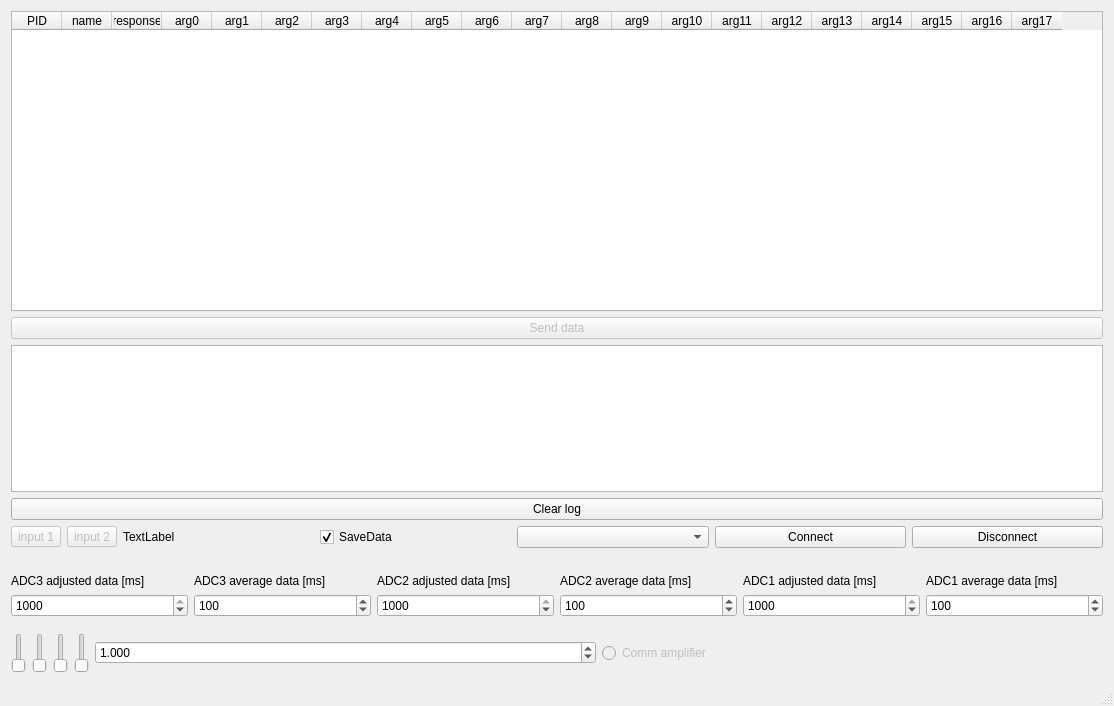
First picture: the form in mainwindow.ui, repository rezy91/TestBoard785, before the edit.
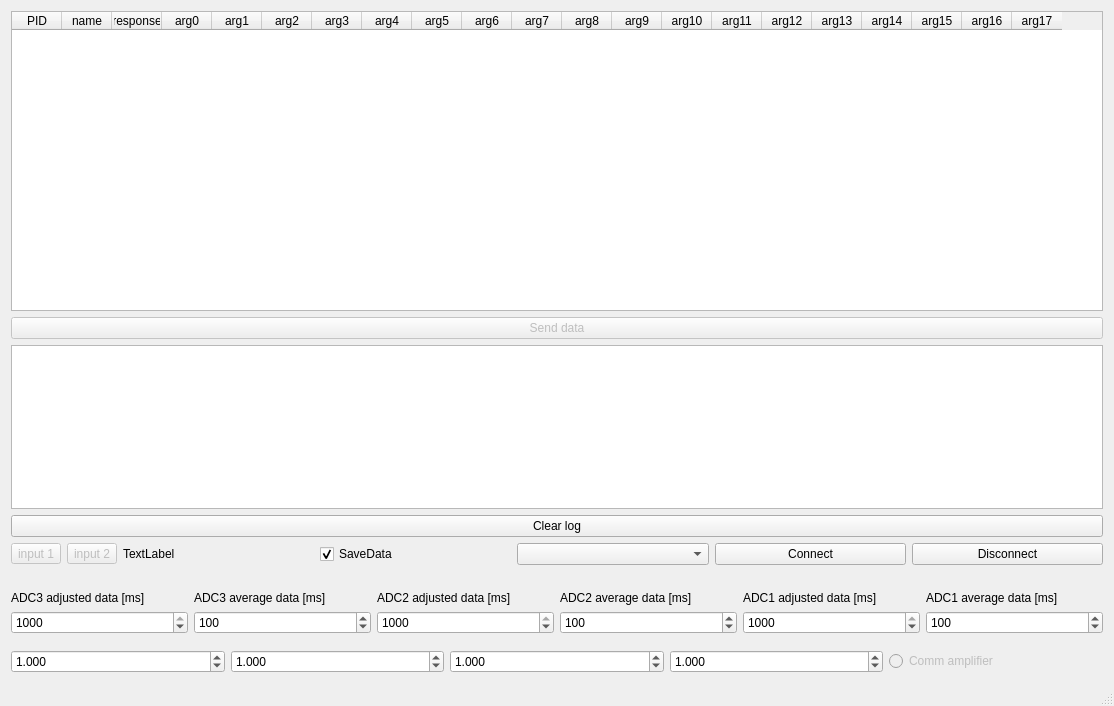
Second picture: the form after the edit.

The edit to the form file:
```diff
--- a/mainwindow.ui
+++ b/mainwindow.ui
@@ -402,34 +402,6 @@
       <property name="topMargin">
        <number>10</number>
       </property>
-      <item>
-       <widget class="QSlider" name="verticalSlider">
-        <property name="orientation">
-         <enum>Qt::Vertical</enum>
-        </property>
-       </widget>
-      </item>
-      <item>
-       <widget class="QSlider" name="verticalSlider_2">
-        <property name="orientation">
-         <enum>Qt::Vertical</enum>
-        </property>
-       </widget>
-      </item>
-      <item>
-       <widget class="QSlider" name="verticalSlider_3">
-        <property name="orientation">
-         <enum>Qt::Vertical</enum>
-        </property>
-       </widget>
-      </item>
-      <item>
-       <widget class="QSlider" name="verticalSlider_4">
-        <property name="orientation">
-         <enum>Qt::Vertical</enum>
-        </property>
-       </widget>
-      </item>
       <item>
        <widget class="QDoubleSpinBox" name="doubleSpinBox">
         <property name="decimals">
@@ -443,6 +415,45 @@
         </property>
        </widget>
       </item>
+      <item>
+       <widget class="QDoubleSpinBox" name="doubleSpinBox_2">
+        <property name="decimals">
+         <number>3</number>
+        </property>
+        <property name="singleStep">
+         <double>0.100000000000000</double>
+        </property>
+        <property name="value">
+         <double>1.000000000000000</double>
+        </property>
+       </widget>
+      </item>
+      <item>
+       <widget class="QDoubleSpinBox" name="doubleSpinBox_3">
+        <property name="decimals">
+         <number>3</number>
+        </property>
+        <property name="singleStep">
+         <double>0.100000000000000</double>
+        </property>
+        <property name="value">
+         <double>1.000000000000000</double>
+        </property>
+       </widget>
+      </item>
+      <item>
+       <widget class="QDoubleSpinBox" name="doubleSpinBox_4">
+        <property name="decimals">
+         <number>3</number>
+        </property>
+        <property name="singleStep">
+         <double>0.100000000000000</double>
+        </property>
+        <property name="value">
+         <double>1.000000000000000</double>
+        </property>
+       </widget>
+      </item>
       <item>
        <widget class="QRadioButton" name="radioButton">
         <property name="enabled">
```
